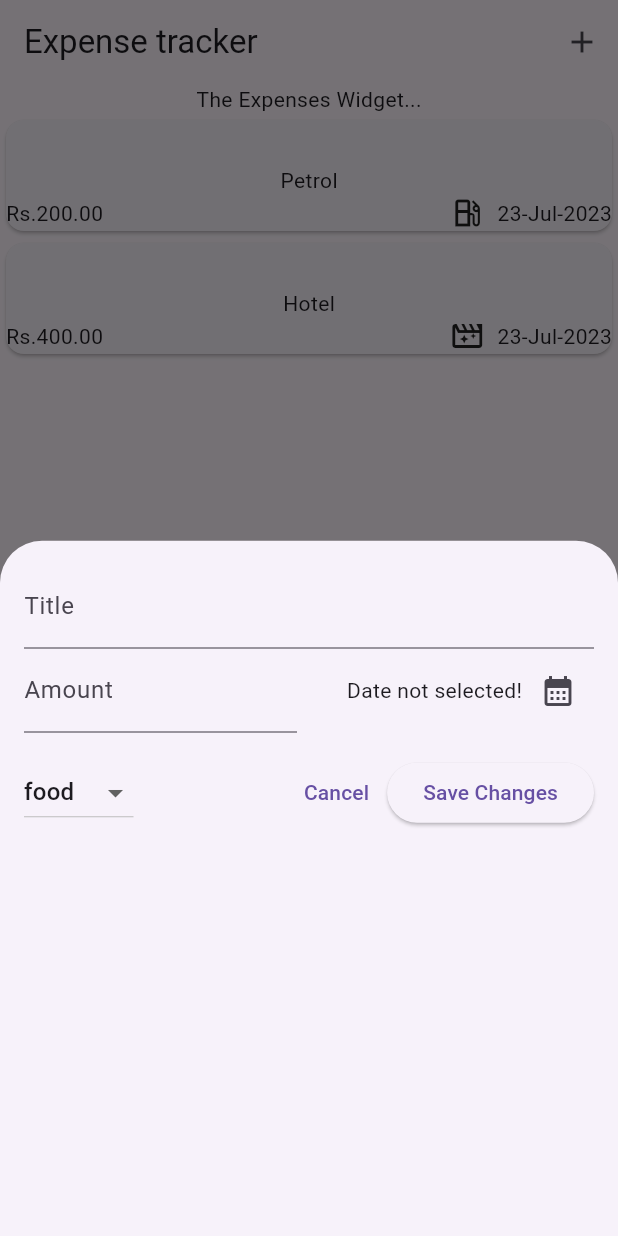
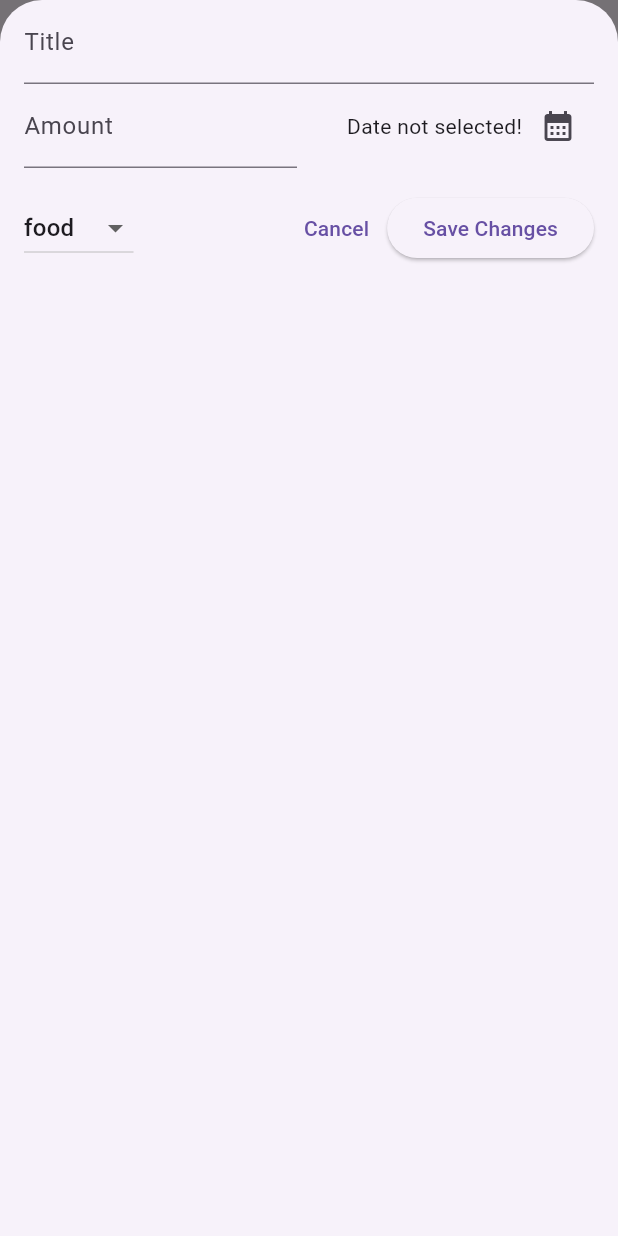
Before and after one commit to bhuphathi/expense_tracker, a Flutter app: the screen it shows after launch, after a tap on the "add" icon, on a phone screen of 412 x 824 dp. Run offline on Flutter 3.47's test engine with Material 2 defaults, Android fonts, the phone set to English and light mode, and no system bars.

Commit message:
feat: full screen modal and statusbar height

```diff
--- a/lib/screens/expenses_screen.dart
+++ b/lib/screens/expenses_screen.dart
@@ -35,6 +35,7 @@ class _ExpensesScreenState extends State<ExpensesScreen> {
     }
 
     showModalBottomSheet(
+      isScrollControlled: true,
       context: context,
       builder: (ctx) => AddExpenses(addExpenseToDB: expense),
     );
--- a/lib/screens/helper_widgets/add_expenses.dart
+++ b/lib/screens/helper_widgets/add_expenses.dart
@@ -70,8 +70,12 @@ class _AddExpenses extends State<AddExpenses> {
 
   @override
   Widget build(context) {
+    final double statusBarHeight = View.of(context).viewPadding.top / 3.5;
+    // print("statusBarHeight: $statusBarHeight");
+    // print("devicePixelRatio: ${View.of(context).devicePixelRatio}");
+
     return Padding(
-      padding: const EdgeInsets.all(16),
+      padding: EdgeInsets.fromLTRB(16, statusBarHeight, 16, 16),
       child: Column(children: [
         TextField(
           controller: _titleController,
```
